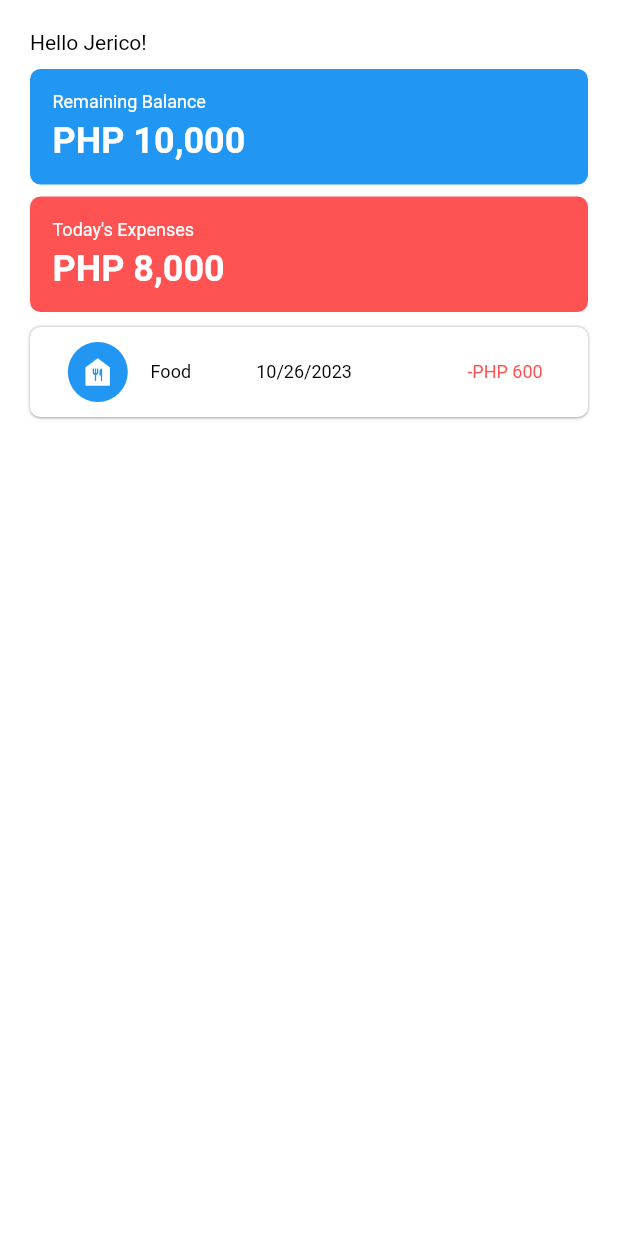
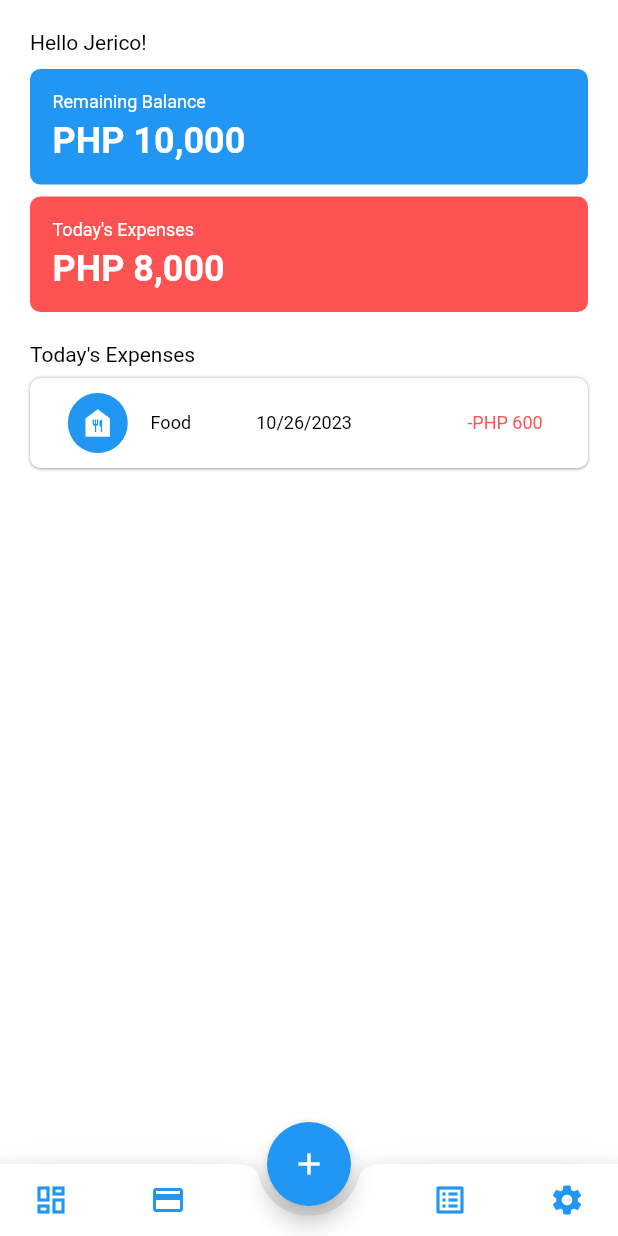
Before and after one commit to JRCRT/budget_tracker, a Flutter app: the screen it shows after launch, on a phone screen of 412 x 824 dp. Run offline on Flutter 3.47's test engine with Material 2 defaults, Android fonts, the phone set to English and light mode, and no system bars.

Commit message:
Added: Navbar

```diff
--- a/lib/common/button.dart
+++ b/lib/common/button.dart
@@ -1,8 +1,10 @@
 import 'package:flutter/material.dart';
 
 class Button extends StatelessWidget {
-  const Button({super.key, required this.title});
+  const Button({super.key, required this.title, this.onPressed});
   final String title;
+  final void Function()? onPressed;
+
   @override
   Widget build(BuildContext context) {
     return ElevatedButton(
@@ -11,7 +13,7 @@ class Button extends StatelessWidget {
           shape: RoundedRectangleBorder(
             borderRadius: BorderRadius.circular(7),
           )),
-      onPressed: () => {},
+      onPressed: onPressed,
       child: Text(title,
           style: Theme.of(context)
               .textTheme
--- /dev/null
+++ b/lib/model/expenses_model.dart
@@ -0,0 +1,6 @@
+class Expenses {
+  final String item;
+  final double amount;
+
+  const Expenses(this.item, this.amount);
+}
--- a/lib/screen/dashboard_screen.dart
+++ b/lib/screen/dashboard_screen.dart
@@ -6,8 +6,10 @@ class DashboardScreen extends StatelessWidget {
   @override
   Widget build(BuildContext context) {
     return Scaffold(
+      extendBody: true,
       resizeToAvoidBottomInset: false,
       body: SafeArea(
+        bottom: false,
         child: Container(
           padding: const EdgeInsets.only(top: 20, left: 20, right: 20),
           child: Column(
@@ -33,12 +35,52 @@ class DashboardScreen extends StatelessWidget {
                   title: 'Today\'s Expenses',
                   subTitle: 'PHP 8,000',
                   color: Colors.redAccent),
-              const SizedBox(height: 10),
+              const SizedBox(height: 20),
+              Text(
+                'Today\'s Expenses',
+                style: Theme.of(context).textTheme.titleLarge,
+              ),
+              const SizedBox(
+                height: 8,
+              ),
               TransactionItem(context)
             ],
           ),
         ),
       ),
+      floatingActionButton: FloatingActionButton(
+          child: const Icon(Icons.add), onPressed: () => {}),
+      floatingActionButtonLocation: FloatingActionButtonLocation.centerDocked,
+      bottomNavigationBar: BottomAppBar(
+          shadowColor: Colors.grey,
+          clipBehavior: Clip.antiAlias,
+          shape: const CircularNotchedRectangle(),
+          elevation: 10,
+          notchMargin: 6.5,
+          child: Padding(
+            padding: const EdgeInsets.symmetric(vertical: 0, horizontal: 10),
+            child: Row(
+              mainAxisAlignment: MainAxisAlignment.spaceBetween,
+              children: [
+                IconButton(
+                    onPressed: () => {},
+                    icon: const Icon(Icons.dashboard_outlined,
+                        color: Colors.blue)),
+                IconButton(
+                    onPressed: () => {},
+                    icon: const Icon(Icons.payment, color: Colors.blue)),
+                const SizedBox(
+                  width: 80,
+                ),
+                IconButton(
+                    onPressed: () => {},
+                    icon: const Icon(Icons.list_alt, color: Colors.blue)),
+                IconButton(
+                    onPressed: () => {},
+                    icon: const Icon(Icons.settings, color: Colors.blue)),
+              ],
+            ),
+          )),
     );
   }
 
```
Also changed, not shown: lib/screen/login_screen.dart (+13 -1 lines).
